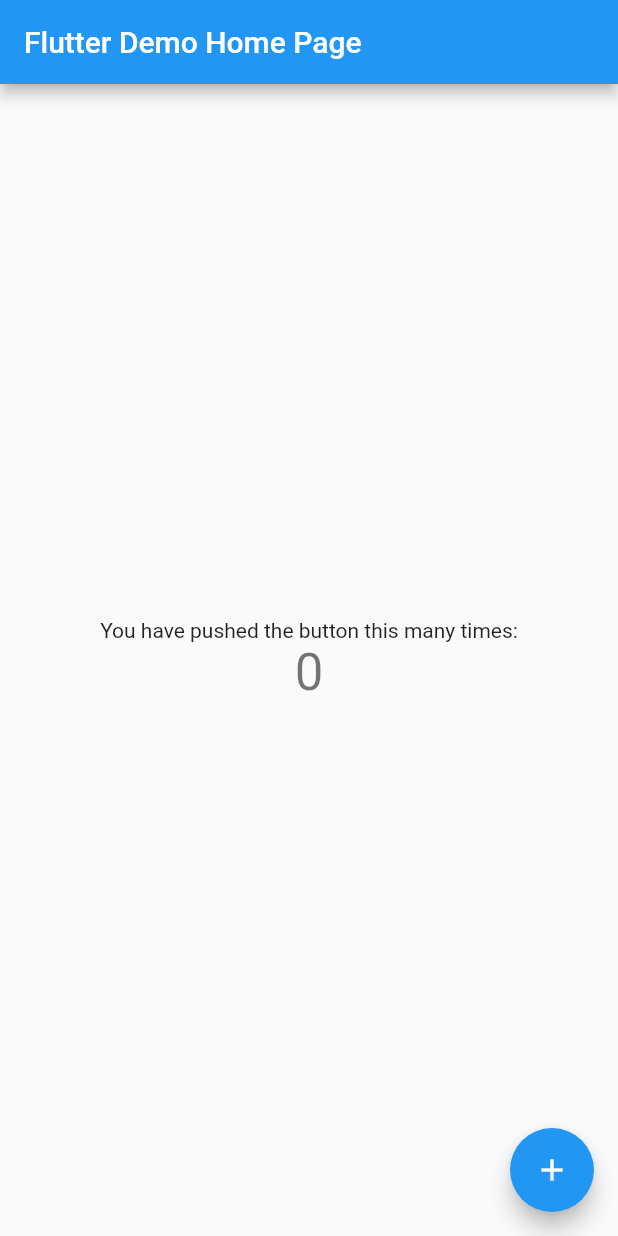
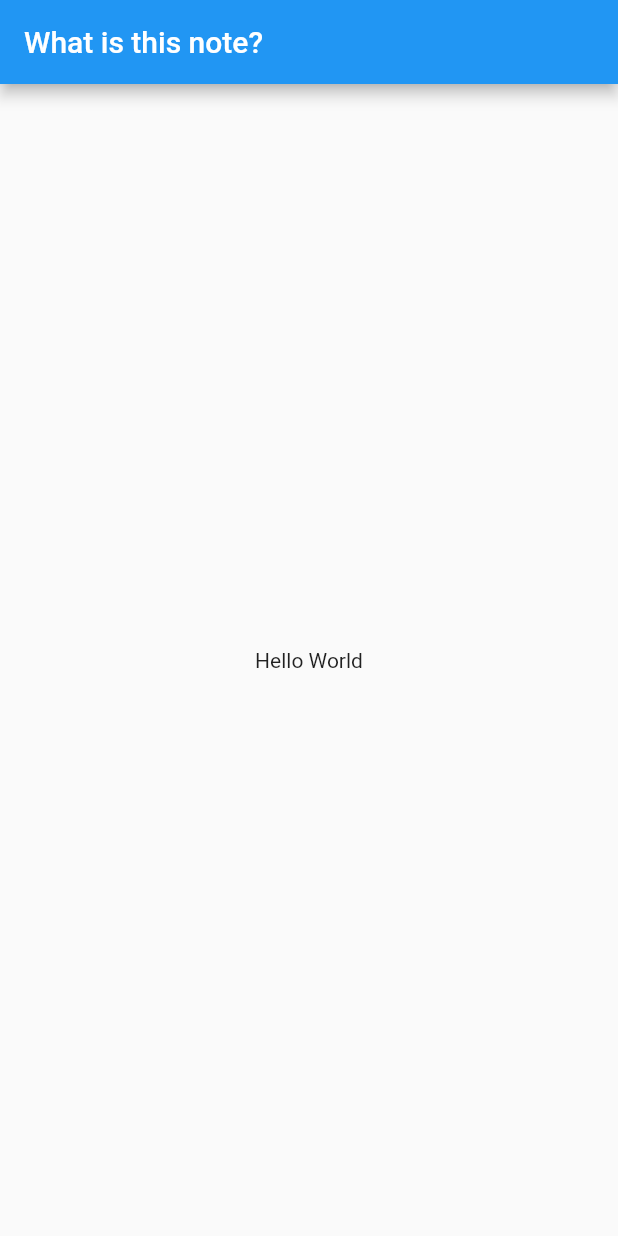
Before and after one commit to HenryQuan/WhatIsThisNote, a Flutter app: the screen it shows after launch, on a phone screen of 412 x 824 dp. Run offline on Flutter 3.47's test engine with Material 2 defaults, Android fonts, the phone set to English and light mode, and no system bars.

Commit message:
remove commments

```diff
--- a/whatisthisnote/lib/main.dart
+++ b/whatisthisnote/lib/main.dart
@@ -7,35 +7,17 @@
   @override
   Widget build(BuildContext context) {
     return MaterialApp(
-      title: 'Flutter Demo',
+      title: 'WhatIsThisNote',
       theme: ThemeData(
-        // This is the theme of your application.
-        //
-        // Try running your application with "flutter run". You'll see the
-        // application has a blue toolbar. Then, without quitting the app, try
-        // changing the primarySwatch below to Colors.green and then invoke
-        // "hot reload" (press "r" in the console where you ran "flutter run",
-        // or simply save your changes to "hot reload" in a Flutter IDE).
-        // Notice that the counter didn't reset back to zero; the application
-        // is not restarted.
         primarySwatch: Colors.blue,
       ),
-      home: MyHomePage(title: 'Flutter Demo Home Page'),
+      home: MyHomePage(title: 'What is this note?'),
     );
   }
 }
 
 class MyHomePage extends StatefulWidget {
   MyHomePage({Key key, this.title}) : super(key: key);
-
-  // This widget is the home page of your application. It is stateful, meaning
-  // that it has a State object (defined below) that contains fields that affect
-  // how it looks.
-
-  // This class is the configuration for the state. It holds the values (in this
-  // case the title) provided by the parent (in this case the App widget) and
-  // used by the build method of the State. Fields in a Widget subclass are
-  // always marked "final".
 
   final String title;
 
@@ -44,68 +26,22 @@
 }
 
 class _MyHomePageState extends State<MyHomePage> {
-  int _counter = 0;
-
-  void _incrementCounter() {
-    setState(() {
-      // This call to setState tells the Flutter framework that something has
-      // changed in this State, which causes it to rerun the build method below
-      // so that the display can reflect the updated values. If we changed
-      // _counter without calling setState(), then the build method would not be
-      // called again, and so nothing would appear to happen.
-      _counter++;
-    });
-  }
-
   @override
   Widget build(BuildContext context) {
-    // This method is rerun every time setState is called, for instance as done
-    // by the _incrementCounter method above.
-    //
-    // The Flutter framework has been optimized to make rerunning build methods
-    // fast, so that you can just rebuild anything that needs updating rather
-    // than having to individually change instances of widgets.
     return Scaffold(
       appBar: AppBar(
-        // Here we take the value from the MyHomePage object that was created by
-        // the App.build method, and use it to set our appbar title.
         title: Text(widget.title),
       ),
       body: Center(
-        // Center is a layout widget. It takes a single child and positions it
-        // in the middle of the parent.
         child: Column(
-          // Column is also layout widget. It takes a list of children and
-          // arranges them vertically. By default, it sizes itself to fit its
-          // children horizontally, and tries to be as tall as its parent.
-          //
-          // Invoke "debug painting" (press "p" in the console, choose the
-          // "Toggle Debug Paint" action from the Flutter Inspector in Android
-          // Studio, or the "Toggle Debug Paint" command in Visual Studio Code)
-          // to see the wireframe for each widget.
-          //
-          // Column has various properties to control how it sizes itself and
-          // how it positions its children. Here we use mainAxisAlignment to
-          // center the children vertically; the main axis here is the vertical
-          // axis because Columns are vertical (the cross axis would be
-          // horizontal).
           mainAxisAlignment: MainAxisAlignment.center,
           children: <Widget>[
             Text(
-              'You have pushed the button this many times:',
-            ),
-            Text(
-              '$_counter',
-              style: Theme.of(context).textTheme.display1,
+              'Hello World',
             ),
           ],
         ),
       ),
-      floatingActionButton: FloatingActionButton(
-        onPressed: _incrementCounter,
-        tooltip: 'Increment',
-        child: Icon(Icons.add),
-      ), // This trailing comma makes auto-formatting nicer for build methods.
     );
   }
 }
```
